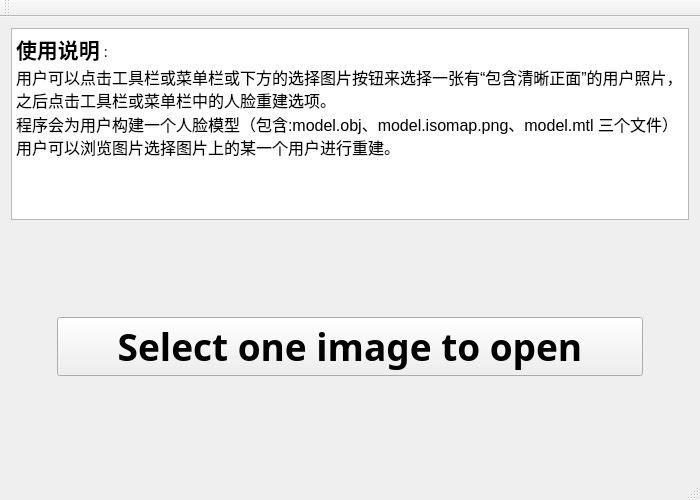
mcoder2014/FaceReconstruction, file start/GUI/MainWindow.ui: the form before one commit.
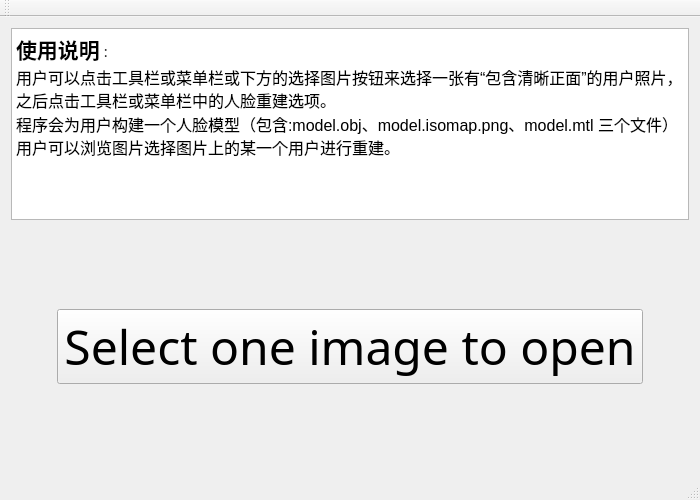
The form after the commit.

Diff of the .ui file:
```diff
--- a/start/GUI/MainWindow.ui
+++ b/start/GUI/MainWindow.ui
@@ -63,9 +63,9 @@
       <property name="font">
        <font>
         <family>幼圆</family>
-        <pointsize>28</pointsize>
-        <weight>75</weight>
-        <bold>true</bold>
+        <pointsize>36</pointsize>
+        <weight>50</weight>
+        <bold>false</bold>
        </font>
       </property>
       <property name="text">
```
Left out of the diff: 6 changed lines with no effect on the pictures.
